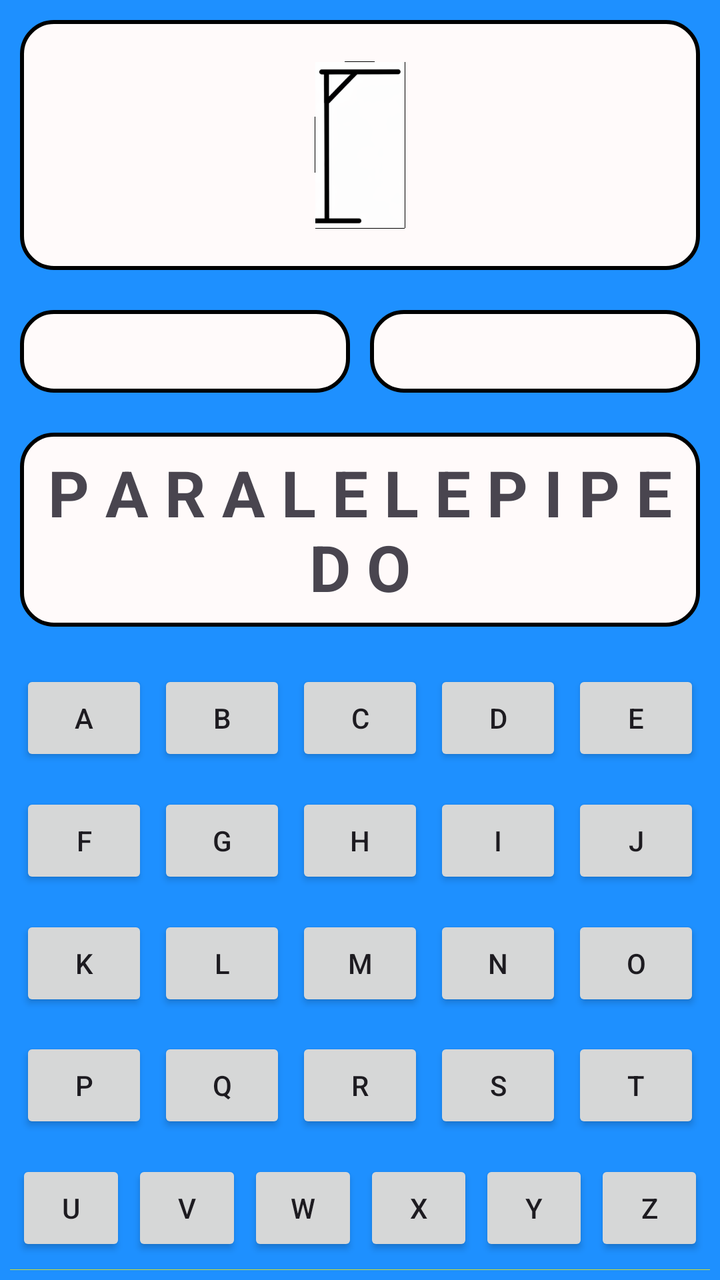
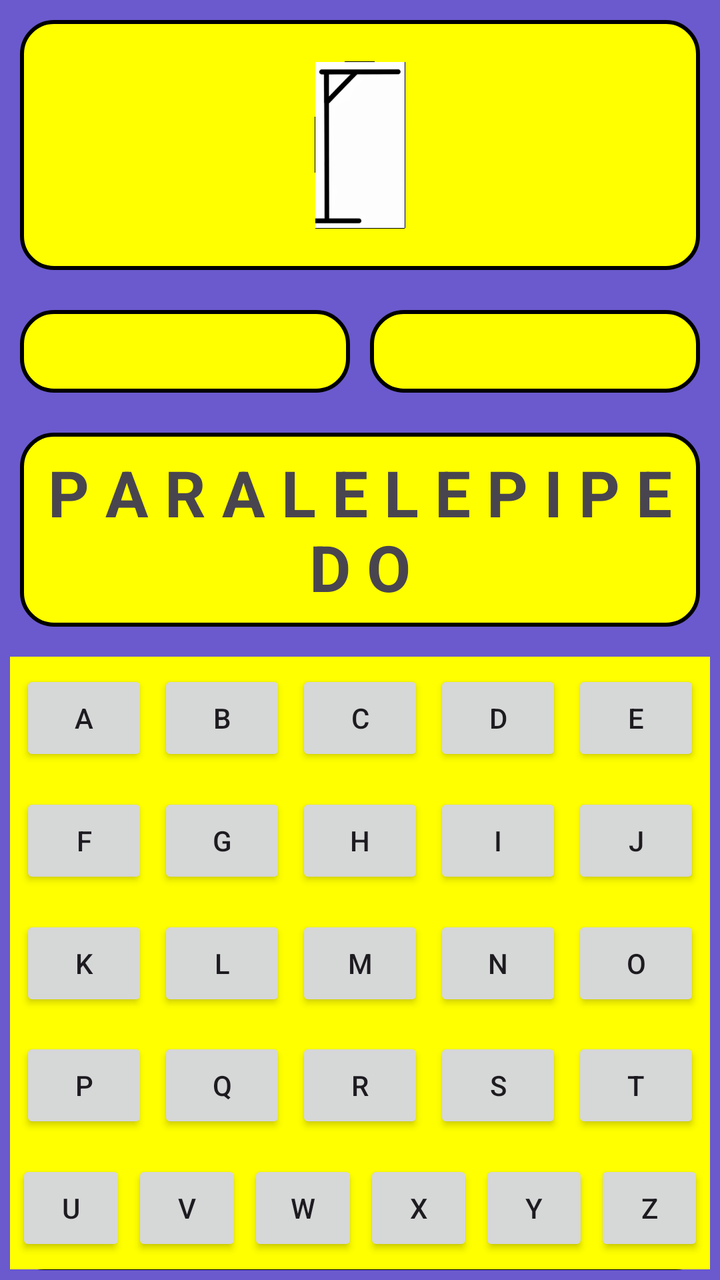

Before-and-after screenshots of an Android layout around one commit, followed by the original layout XML and the change that was made.
<!-- AndroidManifest.xml: application theme Theme.Forca_Trilhas -->
<!-- res/layout/activity_tela_jogo.xml -->
<?xml version="1.0" encoding="utf-8"?>
<LinearLayout xmlns:android="http://schemas.android.com/apk/res/android"
    xmlns:app="http://schemas.android.com/apk/res-auto"
    xmlns:tools="http://schemas.android.com/tools"
    android:id="@+id/main"
    android:layout_width="match_parent"
    android:layout_height="match_parent"
    android:background="#1E90FF"
    android:orientation="vertical"
    tools:context=".TelaJogo">

    <LinearLayout
        android:layout_width="match_parent"
        android:layout_height="wrap_content"
        android:layout_margin="10dp"
        android:layout_weight="0.25"
        android:background="@drawable/borda"
        android:gravity="center"
        android:orientation="vertical">

        <ImageView
            android:id="@+id/imageView2"
            android:layout_width="match_parent"
            android:layout_height="match_parent"
            android:scaleType="center"
            app:srcCompat="@drawable/forca_0_9" />
    </LinearLayout>

    <LinearLayout
        android:layout_width="match_parent"
        android:layout_height="wrap_content"
        android:layout_margin="10dp"
        android:layout_weight="0.25"
        android:background="#1E90FF"
        android:orientation="horizontal">

        <LinearLayout
            android:layout_width="match_parent"
            android:layout_height="match_parent"
            android:layout_marginRight="5dp"
            android:layout_weight="0.5"
            android:background="@drawable/borda"
            android:orientation="vertical"></LinearLayout>

        <LinearLayout
            android:layout_width="match_parent"
            android:layout_height="match_parent"
            android:layout_marginLeft="5dp"
            android:layout_weight="0.5"
            android:background="@drawable/borda"
            android:orientation="vertical"></LinearLayout>
    </LinearLayout>

    <LinearLayout
        android:layout_width="match_parent"
        android:layout_height="wrap_content"
        android:layout_margin="10dp"
        android:layout_weight="0.1"
        android:background="@drawable/borda"
        android:gravity="center"
        android:orientation="vertical">

        <TextView
            android:id="@+id/textView3"
            android:layout_width="match_parent"
            android:layout_height="wrap_content"
            android:layout_marginLeft="10dp"
            android:layout_marginRight="10dp"
            android:gravity="center"
            android:text="P A R A L E L E P I P E D O"
            android:textSize="32sp"
            android:textStyle="bold" />
    </LinearLayout>

    <LinearLayout
        android:layout_width="match_parent"
        android:layout_height="wrap_content"
        android:layout_margin="5dp"
        android:layout_weight="0.4"
        android:background="#CDDC39"
        android:orientation="vertical">

        <LinearLayout
            android:layout_width="match_parent"
            android:layout_height="wrap_content"
            android:layout_weight="0.20"
            android:background="#1E90FF"
            android:gravity="center"
            android:orientation="horizontal">

            <Button
                android:id="@+id/btn1"
                android:layout_width="wrap_content"
                android:layout_height="wrap_content"
                android:layout_marginLeft="5dp"
                android:layout_weight="1"
                android:text="A" />

            <Button
                android:id="@+id/btn2"
                android:layout_width="wrap_content"
                android:layout_height="wrap_content"
                android:layout_marginLeft="5dp"
                android:layout_weight="1"
                android:text="B" />

            <Button
                android:id="@+id/btn3"
                android:layout_width="wrap_content"
                android:layout_height="wrap_content"
                android:layout_marginLeft="5dp"
                android:layout_weight="1"
                android:text="C" />

            <Button
                android:id="@+id/btn4"
                android:layout_width="wrap_content"
                android:layout_height="wrap_content"
                android:layout_marginLeft="5dp"
                android:layout_weight="1"
                android:text="D" />

            <Button
                android:id="@+id/btn5"
                android:layout_width="wrap_content"
                android:layout_height="wrap_content"
                android:layout_marginLeft="5dp"
                android:layout_marginRight="5dp"
                android:layout_weight="1"
                android:text="E" />

        </LinearLayout>

        <LinearLayout
            android:layout_width="match_parent"
            android:layout_height="wrap_content"
            android:layout_weight="0.20"
            android:background="#1E90FF"
            android:gravity="center"
            android:orientation="horizontal">

            <Button
                android:id="@+id/btn6"
                android:layout_width="wrap_content"
                android:layout_height="wrap_content"
                android:layout_marginLeft="5dp"
                android:layout_weight="1"
                android:text="F" />

            <Button
                android:id="@+id/btn7"
                android:layout_width="wrap_content"
                android:layout_height="wrap_content"
                android:layout_marginLeft="5dp"
                android:layout_weight="1"
                android:text="G" />

            <Button
                android:id="@+id/btn8"
                android:layout_width="wrap_content"
                android:layout_height="wrap_content"
                android:layout_marginLeft="5dp"
                android:layout_weight="1"
                android:text="H" />

            <Button
                android:id="@+id/btn9"
                android:layout_width="wrap_content"
                android:layout_height="wrap_content"
                android:layout_marginLeft="5dp"
                android:layout_weight="1"
                android:text="I" />

            <Button
                android:id="@+id/btn12"
                android:layout_width="wrap_content"
                android:layout_height="wrap_content"
                android:layout_marginLeft="5dp"
                android:layout_marginRight="5dp"
                android:layout_weight="1"
                android:text="J" />

        </LinearLayout>

        <LinearLayout
            android:layout_width="match_parent"
            android:layout_height="wrap_content"
            android:layout_weight="0.20"
            android:background="#1E90FF"
            android:gravity="center"
            android:orientation="horizontal">

            <Button
                android:id="@+id/btn11"
                android:layout_width="wrap_content"
                android:layout_height="wrap_content"
                android:layout_marginLeft="5dp"
                android:layout_weight="1"
                android:text="K" />

            <Button
                android:id="@+id/btn12"
                android:layout_width="wrap_content"
                android:layout_height="wrap_content"
                android:layout_marginLeft="5dp"
                android:layout_weight="1"
                android:text="L" />

            <Button
                android:id="@+id/btn13"
                android:layout_width="wrap_content"
                android:layout_height="wrap_content"
                android:layout_marginLeft="5dp"
                android:layout_weight="1"
                android:text="M" />

            <Button
                android:id="@+id/btn14"
                android:layout_width="wrap_content"
                android:layout_height="wrap_content"
                android:layout_marginLeft="5dp"
                android:layout_weight="1"
                android:text="N" />

            <Button
                android:id="@+id/btn15"
                android:layout_width="wrap_content"
                android:layout_height="wrap_content"
                android:layout_marginLeft="5dp"
                android:layout_marginRight="5dp"
                android:layout_weight="1"
                android:text="O" />

        </LinearLayout>

        <LinearLayout
            android:layout_width="match_parent"
            android:layout_height="wrap_content"
            android:layout_weight="0.20"
            android:background="#1E90FF"
            android:gravity="center"
            android:orientation="horizontal">

            <Button
                android:id="@+id/btn16"
                android:layout_width="wrap_content"
                android:layout_height="wrap_content"
                android:layout_marginLeft="5dp"
                android:layout_weight="1"
                android:text="P" />

            <Button
                android:id="@+id/btn17"
                android:layout_width="wrap_content"
                android:layout_height="wrap_content"
                android:layout_marginLeft="5dp"
                android:layout_weight="1"
                android:text="Q" />

            <Button
                android:id="@+id/btn18"
                android:layout_width="wrap_content"
                android:layout_height="wrap_content"
                android:layout_marginLeft="5dp"
                android:layout_weight="1"
                android:text="R" />

            <Button
                android:id="@+id/btn19"
                android:layout_width="wrap_content"
                android:layout_height="wrap_content"
                android:layout_marginLeft="5dp"
                android:layout_weight="1"
                android:text="S" />

            <Button
                android:id="@+id/btn20"
                android:layout_width="wrap_content"
                android:layout_height="wrap_content"
                android:layout_marginLeft="5dp"
                android:layout_marginRight="5dp"
                android:layout_weight="1"
                android:text="T" />

        </LinearLayout>

        <LinearLayout
            android:layout_width="match_parent"
            android:layout_height="wrap_content"
            android:layout_weight="0.20"
            android:background="#1E90FF"
            android:gravity="center"
            android:orientation="horizontal">

            <Button
                android:id="@+id/btn21"
                android:layout_width="wrap_content"
                android:layout_height="wrap_content"
                android:layout_marginLeft="3dp"
                android:layout_weight="1"
                android:text="U" />

            <Button
                android:id="@+id/btn22"
                android:layout_width="wrap_content"
                android:layout_height="wrap_content"
                android:layout_marginLeft="3dp"
                android:layout_weight="1"
                android:text="V" />

            <Button
                android:id="@+id/btn23"
                android:layout_width="wrap_content"
                android:layout_height="wrap_content"
                android:layout_marginLeft="3dp"
                android:layout_weight="1"
                android:text="W" />

            <Button
                android:id="@+id/btn24"
                android:layout_width="wrap_content"
                android:layout_height="wrap_content"
                android:layout_marginLeft="3dp"
                android:layout_weight="1"
                android:text="X" />

            <Button
                android:id="@+id/btn25"
                android:layout_width="wrap_content"
                android:layout_height="wrap_content"
                android:layout_marginLeft="3dp"
                android:layout_weight="1"
                android:text="Y" />

            <Button
                android:id="@+id/btn26"
                android:layout_width="wrap_content"
                android:layout_height="wrap_content"
                android:layout_marginLeft="3dp"
                android:layout_marginRight="3dp"
                android:layout_weight="1"
                android:text="Z" />
        </LinearLayout>
    </LinearLayout>
</LinearLayout>
<!-- resources referenced by this layout -->
<resources>
  <!-- drawable borda (drawable) -->
  <?xml version="1.0" encoding="utf-8"?>
  <shape xmlns:android="http://schemas.android.com/apk/res/android">
      
      <solid android:color="#FFFAFA"/>
      
      <corners android:radius="16dp"/>
      
      <stroke
          android:width="2dp"
          android:color="#000000"/>
  </shape>
  <!-- drawable forca_0_9: png bitmap (drawable-hdpi, 4445 bytes) -->
  <style name="Theme.Forca_Trilhas" parent="Base.Theme.Forca_Trilhas" />
  <style name="Base.Theme.Forca_Trilhas" parent="Theme.Material3.DayNight.NoActionBar">
          
          
      </style>
</resources>

<!-- the commit's change to res/layout/activity_tela_jogo.xml (unified diff, before → after) -->
@@ -5,7 +5,7 @@
     android:id="@+id/main"
     android:layout_width="match_parent"
     android:layout_height="match_parent"
-    android:background="#1E90FF"
+    android:background="#6A5ACD"
     android:orientation="vertical"
     tools:context=".TelaJogo">
 
@@ -31,7 +31,7 @@
         android:layout_height="wrap_content"
         android:layout_margin="10dp"
         android:layout_weight="0.25"
-        android:background="#1E90FF"
+        android:background="#6A5ACD"
         android:orientation="horizontal">
 
         <LinearLayout
@@ -77,14 +77,14 @@
         android:layout_height="wrap_content"
         android:layout_margin="5dp"
         android:layout_weight="0.4"
-        android:background="#CDDC39"
+        android:background="@drawable/borda"
         android:orientation="vertical">
 
         <LinearLayout
             android:layout_width="match_parent"
             android:layout_height="wrap_content"
             android:layout_weight="0.20"
-            android:background="#1E90FF"
+            android:background="#FFFF00"
             android:gravity="center"
             android:orientation="horizontal">
 
@@ -135,7 +135,7 @@
             android:layout_width="match_parent"
             android:layout_height="wrap_content"
             android:layout_weight="0.20"
-            android:background="#1E90FF"
+            android:background="#FFFF00"
             android:gravity="center"
             android:orientation="horizontal">
 
@@ -172,114 +172,114 @@
                 android:text="I" />
 
             <Button
+                android:id="@+id/btn10"
+                android:layout_width="wrap_content"
+                android:layout_height="wrap_content"
+                android:layout_marginLeft="5dp"
+                android:layout_marginRight="5dp"
+                android:layout_weight="1"
+                android:text="J" />
+
+        </LinearLayout>
+
+        <LinearLayout
+            android:layout_width="match_parent"
+            android:layout_height="wrap_content"
+            android:layout_weight="0.20"
+            android:background="#FFFF00"
+            android:gravity="center"
+            android:orientation="horizontal">
+
+            <Button
+                android:id="@+id/btn11"
+                android:layout_width="wrap_content"
+                android:layout_height="wrap_content"
+                android:layout_marginLeft="5dp"
+                android:layout_weight="1"
+                android:text="K" />
+
+            <Button
                 android:id="@+id/btn12"
                 android:layout_width="wrap_content"
                 android:layout_height="wrap_content"
                 android:layout_marginLeft="5dp"
+                android:layout_weight="1"
+                android:text="L" />
+
+            <Button
+                android:id="@+id/btn13"
+                android:layout_width="wrap_content"
+                android:layout_height="wrap_content"
+                android:layout_marginLeft="5dp"
+                android:layout_weight="1"
+                android:text="M" />
+
+            <Button
+                android:id="@+id/btn14"
+                android:layout_width="wrap_content"
+                android:layout_height="wrap_content"
+                android:layout_marginLeft="5dp"
+                android:layout_weight="1"
+                android:text="N" />
+
+            <Button
+                android:id="@+id/btn15"
+                android:layout_width="wrap_content"
+                android:layout_height="wrap_content"
+                android:layout_marginLeft="5dp"
                 android:layout_marginRight="5dp"
                 android:layout_weight="1"
-                android:text="J" />
-
-        </LinearLayout>
-
-        <LinearLayout
-            android:layout_width="match_parent"
-            android:layout_height="wrap_content"
-            android:layout_weight="0.20"
-            android:background="#1E90FF"
-            android:gravity="center"
-            android:orientation="horizontal">
-
-            <Button
-                android:id="@+id/btn11"
-                android:layout_width="wrap_content"
-                android:layout_height="wrap_content"
-                android:layout_marginLeft="5dp"
-                android:layout_weight="1"
-                android:text="K" />
-
-            <Button
-                android:id="@+id/btn12"
-                android:layout_width="wrap_content"
-                android:layout_height="wrap_content"
-                android:layout_marginLeft="5dp"
-                android:layout_weight="1"
-                android:text="L" />
-
-            <Button
-                android:id="@+id/btn13"
-                android:layout_width="wrap_content"
-                android:layout_height="wrap_content"
-                android:layout_marginLeft="5dp"
-                android:layout_weight="1"
-                android:text="M" />
-
-            <Button
-                android:id="@+id/btn14"
-                android:layout_width="wrap_content"
-                android:layout_height="wrap_content"
-                android:layout_marginLeft="5dp"
-                android:layout_weight="1"
-                android:text="N" />
-
-            <Button
-                android:id="@+id/btn15"
+                android:text="O" />
+
+        </LinearLayout>
+
+        <LinearLayout
+            android:layout_width="match_parent"
+            android:layout_height="wrap_content"
+            android:layout_weight="0.20"
+            android:background="#FFFF00"
+            android:gravity="center"
+            android:orientation="horizontal">
+
+            <Button
+                android:id="@+id/btn16"
+                android:layout_width="wrap_content"
+                android:layout_height="wrap_content"
+                android:layout_marginLeft="5dp"
+                android:layout_weight="1"
+                android:text="P" />
+
+            <Button
+                android:id="@+id/btn17"
+                android:layout_width="wrap_content"
+                android:layout_height="wrap_content"
+                android:layout_marginLeft="5dp"
+                android:layout_weight="1"
+                android:text="Q" />
+
+            <Button
+                android:id="@+id/btn18"
+                android:layout_width="wrap_content"
+                android:layout_height="wrap_content"
+                android:layout_marginLeft="5dp"
+                android:layout_weight="1"
+                android:text="R" />
+
+            <Button
+                android:id="@+id/btn19"
+                android:layout_width="wrap_content"
+                android:layout_height="wrap_content"
+                android:layout_marginLeft="5dp"
+                android:layout_weight="1"
+                android:text="S" />
+
+            <Button
+                android:id="@+id/btn20"
                 android:layout_width="wrap_content"
                 android:layout_height="wrap_content"
                 android:layout_marginLeft="5dp"
                 android:layout_marginRight="5dp"
                 android:layout_weight="1"
-                android:text="O" />
-
-        </LinearLayout>
-
-        <LinearLayout
-            android:layout_width="match_parent"
-            android:layout_height="wrap_content"
-            android:layout_weight="0.20"
-            android:background="#1E90FF"
-            android:gravity="center"
-            android:orientation="horizontal">
-
-            <Button
-                android:id="@+id/btn16"
-                android:layout_width="wrap_content"
-                android:layout_height="wrap_content"
-                android:layout_marginLeft="5dp"
-                android:layout_weight="1"
-                android:text="P" />
-
-            <Button
-                android:id="@+id/btn17"
-                android:layout_width="wrap_content"
-                android:layout_height="wrap_content"
-                android:layout_marginLeft="5dp"
-                android:layout_weight="1"
-                android:text="Q" />
-
-            <Button
-                android:id="@+id/btn18"
-                android:layout_width="wrap_content"
-                android:layout_height="wrap_content"
-                android:layout_marginLeft="5dp"
-                android:layout_weight="1"
-                android:text="R" />
-
-            <Button
-                android:id="@+id/btn19"
-                android:layout_width="wrap_content"
-                android:layout_height="wrap_content"
-                android:layout_marginLeft="5dp"
-                android:layout_weight="1"
-                android:text="S" />
-
-            <Button
-                android:id="@+id/btn20"
-                android:layout_width="wrap_content"
-                android:layout_height="wrap_content"
-                android:layout_marginLeft="5dp"
-                android:layout_marginRight="5dp"
-                android:layout_weight="1"
                 android:text="T" />
 
         </LinearLayout>
@@ -288,7 +288,7 @@
             android:layout_width="match_parent"
             android:layout_height="wrap_content"
             android:layout_weight="0.20"
-            android:background="#1E90FF"
+            android:background="#FFFF00"
             android:gravity="center"
             android:orientation="horizontal">
 
<!-- resource entries referenced after the edit -->
@@ -4,7 +4,7 @@
   <?xml version="1.0" encoding="utf-8"?>
   <shape xmlns:android="http://schemas.android.com/apk/res/android">
       
-      <solid android:color="#FFFAFA"/>
+      <solid android:color="#FFFF00"/>
       
       <corners android:radius="16dp"/>
       
